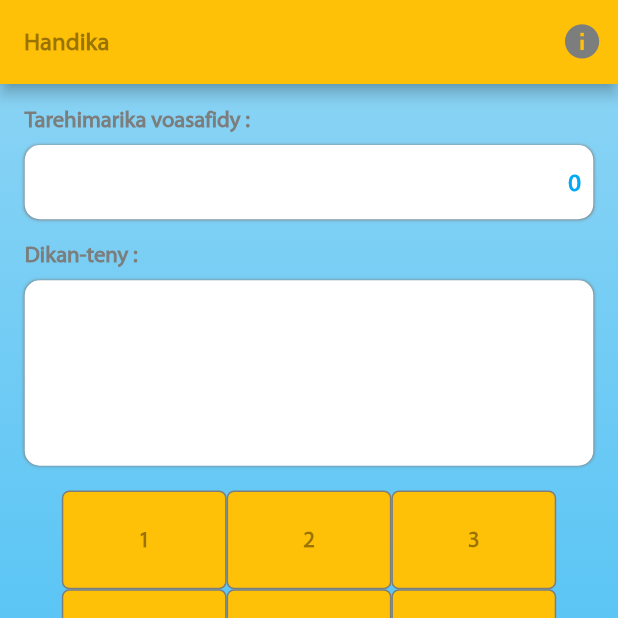
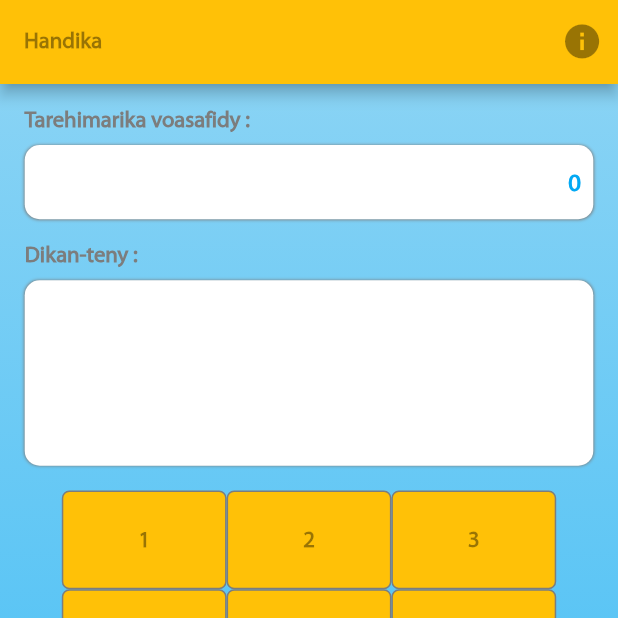
Before and after one commit to vonjy-2101/isa, a Flutter app: the screen it shows after launch, on a phone screen of 412 x 824 dp, the top half of it. Run offline on Flutter 3.47's test engine with Material 2 defaults, Android fonts, the phone set to English and light mode, and no system bars; drawn by our look-alikes of persistent_bottom_nav_bar; our stand-ins replace fluttertoast, sizer; missing offline and left inert: flag.

Commit message:
app bar title edit

```diff
--- a/lib/screens/home/home.screen.dart
+++ b/lib/screens/home/home.screen.dart
@@ -33,14 +33,10 @@ class HomeScreen extends StatelessWidget
       return Scaffold(
         appBar: AppBar(
           backgroundColor: APPTHEMING.yellow,
-          title: Text(
-            "Handika",
-            style : TextStyle(fontFamily: 'MyriadRoman',fontSize: 12.sp,color: Colors.black.withOpacity(0.4),fontWeight: FontWeight.bold),
-            textAlign: TextAlign.start,
-          ),
+          title: APPFont.setText(text: "Handika",color: Colors.black.withOpacity(0.4),fontWeight: FontWeight.bold),
           actions: [
               IconButton(
-                  icon: Icon(Icons.info,color: APPTHEMING.grey,size: 20.sp,),
+                  icon: Icon(Icons.info,color: Colors.black.withOpacity(0.4),size: 20.sp,),
                   onPressed: (){
                     Navigator.push(contextLayout, CupertinoPageRoute(builder: (context) => Info()));
                   }
--- a/lib/screens/info.dart
+++ b/lib/screens/info.dart
@@ -14,7 +14,10 @@ class Info extends StatelessWidget
     return Scaffold(
       appBar: AppBar(
         backgroundColor: APPTHEMING.yellow,
-        title: APPFont.setText(text: "Mombamomba",fontSize: 12.sp,color: Colors.black.withOpacity(0.4),fontWeight: FontWeight.bold)
+        iconTheme: IconThemeData(
+          color: Colors.black.withOpacity(0.4),
+        ),
+        title: APPFont.setText(text: "Mombamomba",color: Colors.black.withOpacity(0.4),fontWeight: FontWeight.bold)
       ),
       body: Container(
         width: MediaQuery.of(context).size.width,
```
Also changed, not shown: lib/screens/devise/devise.screen.dart (+2 -6 lines), lib/screens/letters_to_number/letters_number.screen.dart (+2 -6 lines), lib/shared/input_formatter.dart (deleted, +0 -48 lines).
